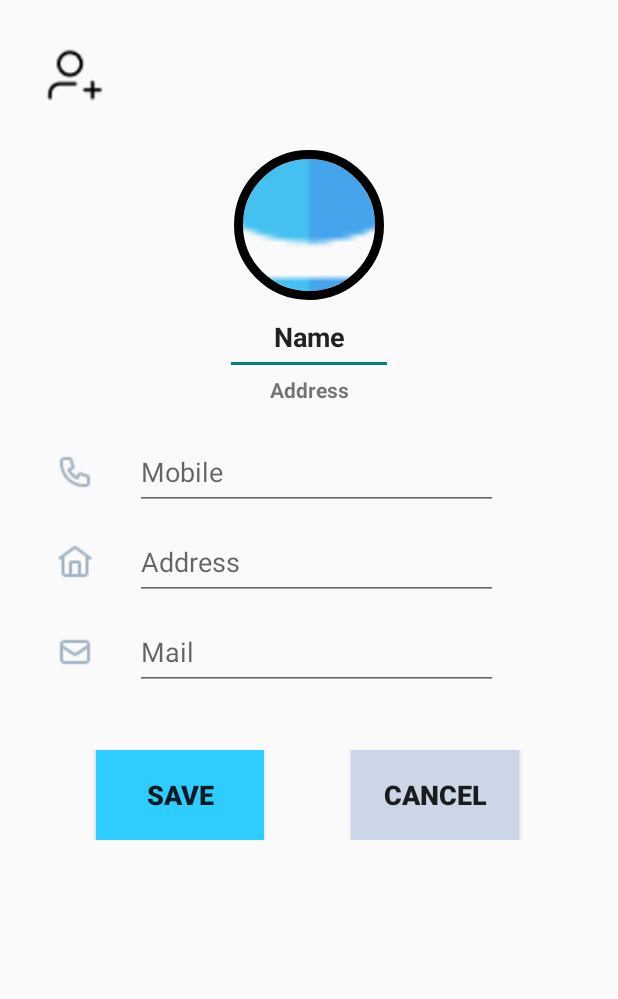
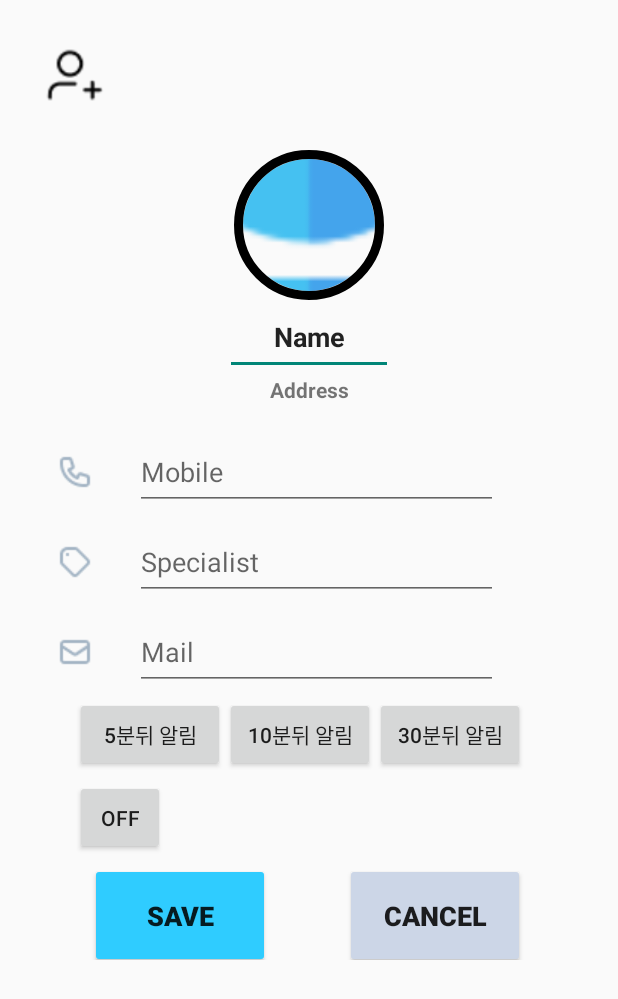
Before and after one commit to 5oreo5/ContactApp, an Android app: the fragment addContactDialogFragment shown on its own in the app's theme, on a phone screen of 412 x 824 dp. Shown: the top 999 px of the screen. Run offline under Robolectric (Android 15) with nearby library versions, the phone set to English and light mode, and no system bars; our stand-ins replace CircleImageView.

Commit message:
[FEAT] : ⚙️add.xml 수정

```diff
--- a/app/src/main/java/com/android/contectapp/addContactDialogFragment.kt
+++ b/app/src/main/java/com/android/contectapp/addContactDialogFragment.kt
@@ -7,6 +7,9 @@ import androidx.fragment.app.Fragment
 import android.view.LayoutInflater
 import android.view.View
 import android.view.ViewGroup
+import android.widget.Button
+import android.content.Intent
+import androidx.appcompat.app.AppCompatActivity
 
 
 // TODO: Rename parameter arguments, choose names that match
@@ -23,15 +26,16 @@ class addContactDialogFragment : Fragment() {
     // TODO: Rename and change types of parameters
     private var param1: String? = null
     private var param2: String? = null
+    private lateinit var useTextWatcher: TextWatcher
 
     override fun onCreate(savedInstanceState: Bundle?) {
         super.onCreate(savedInstanceState)
+
+
         //isCancelable = true
-
         arguments?.let {
             param1 = it.getString(ARG_PARAM1)
             param2 = it.getString(ARG_PARAM2)
-
         }
     }
 
@@ -42,6 +46,7 @@ class addContactDialogFragment : Fragment() {
         inflater: LayoutInflater, container: ViewGroup?,
         savedInstanceState: Bundle?
     ): View? {
+
 
         // Inflate the layout for this fragment
         return inflater.inflate(R.layout.fragment_add_contact_dialog, container, false)
--- a/app/src/main/res/layout/fragment_add_contact_dialog.xml
+++ b/app/src/main/res/layout/fragment_add_contact_dialog.xml
@@ -2,7 +2,7 @@
 <FrameLayout xmlns:android="http://schemas.android.com/apk/res/android"
     xmlns:tools="http://schemas.android.com/tools"
     android:layout_width="match_parent"
-    android:layout_height="match_parent"
+    android:layout_height="wrap_content"
     xmlns:app="http://schemas.android.com/apk/res-auto"
     tools:context=".addContactDialogFragment">
 
@@ -113,6 +113,7 @@
 
             <EditText
                 android:id="@+id/add_mobileEdit"
+                android:inputType="phone"
                 android:layout_width="match_parent"
                 android:layout_height="match_parent"
                 android:layout_marginStart="20dp"
@@ -136,15 +137,16 @@
                 android:layout_gravity="center_vertical"
                 android:layout_marginStart="30dp"
                 android:scaleType="centerInside"
-                android:src="@drawable/addcontacts_iv_house" />
+                android:src="@drawable/mypage_iv_specialist" />
 
             <EditText
                 android:id="@+id/add_addressEdit"
+                android:inputType="text"
                 android:layout_width="match_parent"
                 android:layout_height="match_parent"
                 android:layout_marginStart="20dp"
                 android:layout_marginEnd="80dp"
-                android:hint="Address" />
+                android:hint="Specialist" />
         </LinearLayout>
 
         <LinearLayout
@@ -166,6 +168,7 @@
 
             <EditText
                 android:id="@+id/add_mailEdit"
+                android:inputType="textEmailAddress"
                 android:layout_width="match_parent"
                 android:layout_height="match_parent"
                 android:layout_marginStart="20dp"
@@ -173,33 +176,88 @@
                 android:hint="Mail" />
         </LinearLayout>
 
+
+        <!--notification Btn-->
         <LinearLayout
+            android:id="@+id/linearLayout8"
             android:layout_width="match_parent"
             android:layout_height="60dp"
-            android:layout_marginTop="40dp"
             android:gravity="center_vertical"
             app:layout_constraintEnd_toEndOf="parent"
             app:layout_constraintStart_toStartOf="parent"
             app:layout_constraintTop_toBottomOf="@+id/linearLayout7">
 
+
             <Button
+                android:id="@+id/add_noti_5Btn"
+                android:layout_marginStart="50dp"
+                android:layout_width="100dp"
+                android:layout_height="50dp"
+                android:text="5분뒤 알림"/>
+
+            <Button
+                android:id="@+id/add_noti_10Btn"
+                android:layout_width="100dp"
+                android:layout_height="50dp"
+                android:text="10분뒤 알림"/>
+
+            <Button
+                android:id="@+id/add_noti_30Btn"
+                android:layout_width="100dp"
+                android:layout_height="50dp"
+                android:text="30분뒤 알림"/>
+
+        </LinearLayout>
+
+
+        <!--offBtn-->
+        <LinearLayout
+            android:id="@+id/LinearLayout9"
+            android:layout_width="match_parent"
+            android:layout_height="60dp"
+            app:layout_constraintEnd_toEndOf="parent"
+            app:layout_constraintStart_toStartOf="parent"
+            app:layout_constraintTop_toBottomOf="@+id/linearLayout8">
+
+            <Button
+                android:id="@+id/add_noti_offBtn"
+                android:layout_marginStart="50dp"
+                android:layout_width="60dp"
+                android:layout_height="50dp"
+                android:text="OFF" />
+
+        </LinearLayout>
+
+
+
+        <!--save/cancel btn-->
+        <LinearLayout
+            android:layout_width="match_parent"
+            android:layout_height="60dp"
+            android:gravity="center_vertical"
+            app:layout_constraintEnd_toEndOf="parent"
+            app:layout_constraintStart_toStartOf="parent"
+            app:layout_constraintTop_toBottomOf="@+id/LinearLayout9">
+
+            <Button
+                android:id="@+id/add_saveBtn"
                 android:layout_width="120dp"
-                android:layout_height="160dp"
+                android:layout_height="70dp"
                 android:layout_marginStart="60dp"
+                android:backgroundTint="@color/sub1"
                 android:text="SAVE"
                 android:textSize="18sp"
-                android:textStyle="bold"
-                android:backgroundTint="@color/sub1"/>
+                android:textStyle="bold" />
 
             <Button
+                android:id="@+id/add_cancelBtn"
                 android:layout_width="120dp"
-                android:layout_height="160dp"
+                android:layout_height="70dp"
                 android:layout_marginStart="50dp"
+                android:backgroundTint="@color/text"
                 android:text="CANCEL"
-                android:textStyle="bold"
                 android:textSize="18sp"
-                android:backgroundTint="@color/text"/>
-
+                android:textStyle="bold" />
 
         </LinearLayout>
 
```
